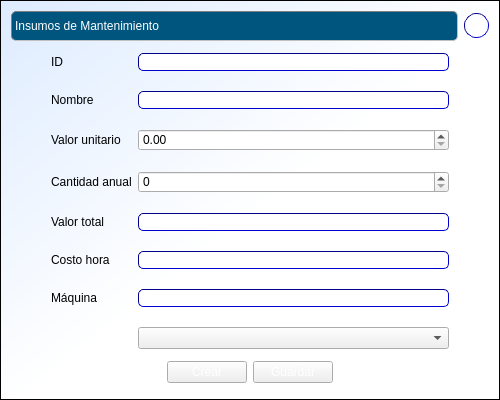
Above: cosmec/formularioinsumos.ui from Exxu/cosmec-si before the change. Below: the same form after it.
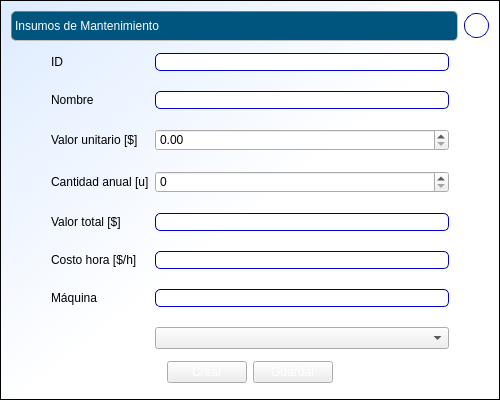
That is the form after the change.

Patch:
```diff
--- a/cosmec/formularioinsumos.ui
+++ b/cosmec/formularioinsumos.ui
@@ -164,7 +164,7 @@
        <item row="2" column="0">
         <widget class="QLabel" name="label_4">
          <property name="text">
-          <string>Valor unitario</string>
+          <string>Valor unitario [$]</string>
          </property>
         </widget>
        </item>
@@ -178,7 +178,7 @@
        <item row="3" column="0">
         <widget class="QLabel" name="label_5">
          <property name="text">
-          <string>Cantidad anual</string>
+          <string>Cantidad anual [u]</string>
          </property>
         </widget>
        </item>
@@ -192,7 +192,7 @@
        <item row="4" column="0">
         <widget class="QLabel" name="label_6">
          <property name="text">
-          <string>Valor total</string>
+          <string>Valor total [$]</string>
          </property>
         </widget>
        </item>
@@ -206,7 +206,7 @@
        <item row="5" column="0">
         <widget class="QLabel" name="label_7">
          <property name="text">
-          <string>Costo hora</string>
+          <string>Costo hora [$/h]</string>
          </property>
         </widget>
        </item>
```
